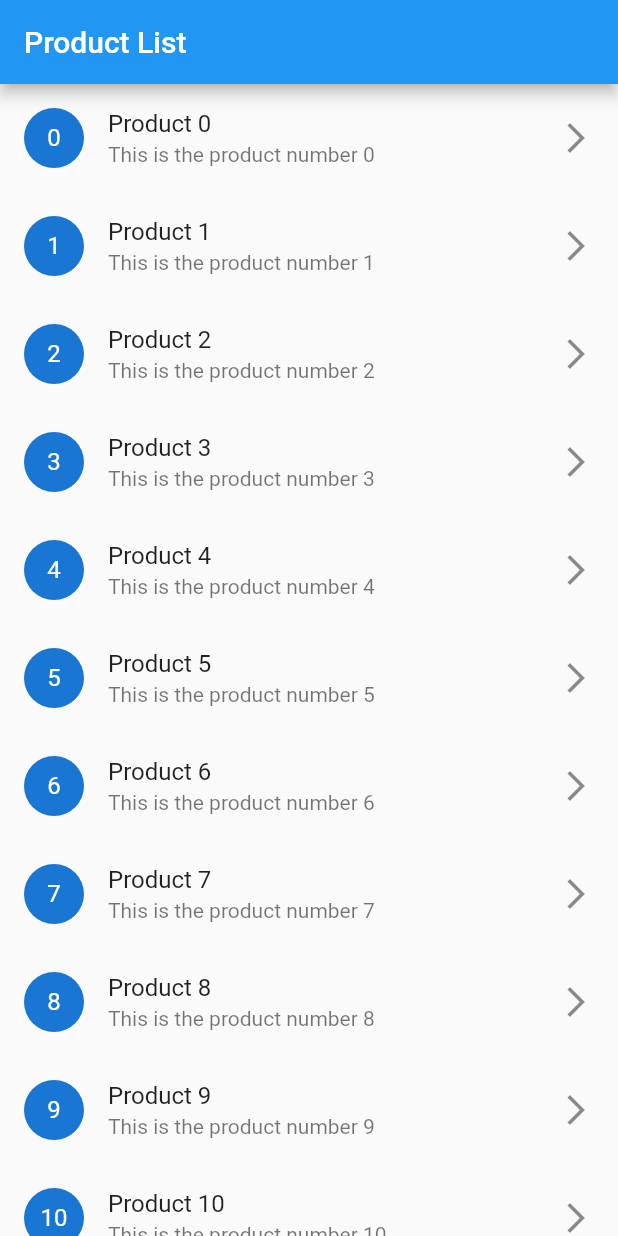
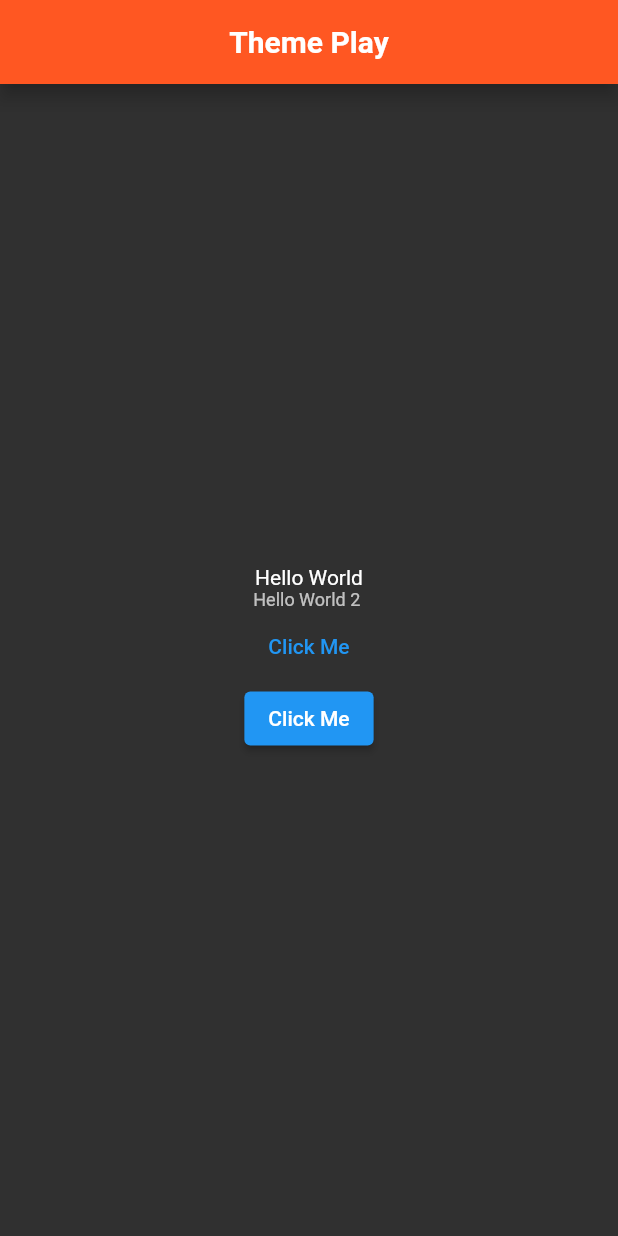
Before and after one commit to sajjadrahman56/Flutter-Journey, a Flutter app: the screen it shows after launch, on a phone screen of 412 x 824 dp. Run offline on Flutter 3.47's test engine with Material 2 defaults, Android fonts, the phone set to English and light mode, and no system bars.

Commit message:
Theme Mode also different mode themedata

```diff
--- a/Flutter-Projects/fl_cl6/lib/main.dart
+++ b/Flutter-Projects/fl_cl6/lib/main.dart
@@ -12,10 +12,95 @@ class MyApp extends StatelessWidget {
   Widget build(BuildContext context) {
     return MaterialApp(
         title: 'Flutter Demo',
+        home: ThemPlay(),
+        themeMode: ThemeMode.dark,
+        darkTheme: ThemeData(
+          brightness: Brightness.dark,
+          appBarTheme: AppBarTheme(
+            shadowColor: Colors.black,
+            backgroundColor: Colors.deepOrange,
+            foregroundColor: Color.fromARGB(255, 255, 255, 255),
+            elevation: 5,
+            centerTitle: true,
+            titleTextStyle: TextStyle(
+              fontSize: 20,
+              fontWeight: FontWeight.bold,
+            ),
+          ),
+        ),
         theme: ThemeData(
-          primarySwatch: Colors.blue,
+          textTheme: TextTheme(
+            // by default textTheme is follow bodyMedium
+
+            bodyMedium: TextStyle(
+              fontSize: 20,
+              fontWeight: FontWeight.bold,
+            ),
+            bodySmall: TextStyle(
+              fontSize: 15,
+              fontWeight: FontWeight.bold,
+            ),
+          ),
+          appBarTheme: AppBarTheme(
+            shadowColor: Colors.black,
+            backgroundColor: Colors.pink,
+            foregroundColor: Colors.white,
+            elevation: 5,
+            centerTitle: true,
+            titleTextStyle: TextStyle(
+              fontSize: 20,
+              fontWeight: FontWeight.bold,
+            ),
+          ),
+          primaryColor: Colors.green,
+          elevatedButtonTheme: ElevatedButtonThemeData(
+            style: ElevatedButton.styleFrom(
+              foregroundColor: Colors.pink,
+              backgroundColor: Colors.yellow,
+              side: BorderSide(color: Colors.black, width: 2),
+              shape: RoundedRectangleBorder(
+                  borderRadius: BorderRadius.circular(20.0)),
+              elevation: 5,
+            ),
+          ),
+          textButtonTheme: TextButtonThemeData(
+            style: TextButton.styleFrom(
+              foregroundColor: Colors.deepOrange,
+              backgroundColor: Color.fromARGB(255, 75, 33, 243),
+              side: BorderSide(color: Colors.black, width: 2),
+              shape: RoundedRectangleBorder(
+                  borderRadius: BorderRadius.circular(8.0)),
+              elevation: 5,
+            ),
+          ),
+        ));
+  }
+}
+
+class ThemPlay extends StatelessWidget {
+  ThemPlay({super.key});
+
+  @override
+  Widget build(BuildContext context) {
+    return Scaffold(
+      appBar: AppBar(
+        title: const Text("Theme Play"),
+      ),
+      body: Center(
+        child: Column(
+          mainAxisAlignment: MainAxisAlignment.center,
+          children: [
+            Text('Hello World'),
+            Text(
+              'Hello World 2 ',
+              style: Theme.of(context).textTheme.bodySmall,
+            ),
+            TextButton(onPressed: () {}, child: Text('Click Me')),
+            ElevatedButton(onPressed: () {}, child: Text('Click Me'))
+          ],
         ),
-        home: ProductList());
+      ),
+    );
   }
 }
 
```
